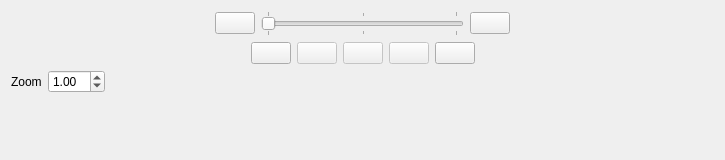
jonathanHuwP/CrystalGrowthTracker, file resources/designer_ui/cgtvideocontrols.ui: the form before one commit.
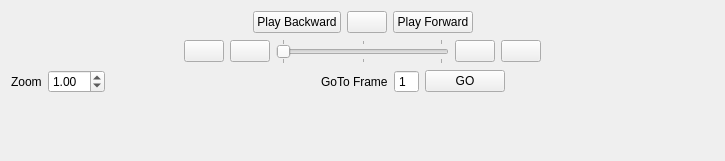
The form after the commit.

Commit message: play reverse working

```diff
--- a/resources/designer_ui/cgtvideocontrols.ui
+++ b/resources/designer_ui/cgtvideocontrols.ui
@@ -7,13 +7,73 @@
     <x>0</x>
     <y>0</y>
     <width>725</width>
-    <height>160</height>
+    <height>161</height>
    </rect>
   </property>
   <property name="windowTitle">
    <string>CGTVideoControls</string>
   </property>
   <layout class="QVBoxLayout" name="verticalLayout">
+   <item>
+    <layout class="QHBoxLayout" name="horizontalLayout_2">
+     <item>
+      <spacer name="horizontalSpacer_3">
+       <property name="orientation">
+        <enum>Qt::Horizontal</enum>
+       </property>
+       <property name="sizeHint" stdset="0">
+        <size>
+         <width>40</width>
+         <height>20</height>
+        </size>
+       </property>
+      </spacer>
+     </item>
+     <item>
+      <widget class="QPushButton" name="_backwardButton">
+       <property name="toolTip">
+        <string>Play video backwards.</string>
+       </property>
+       <property name="text">
+        <string>Play Backward</string>
+       </property>
+      </widget>
+     </item>
+     <item>
+      <widget class="QPushButton" name="_pauseButton">
+       <property name="toolTip">
+        <string>Pause play back.</string>
+       </property>
+       <property name="text">
+        <string/>
+       </property>
+      </widget>
+     </item>
+     <item>
+      <widget class="QPushButton" name="_forwardButton">
+       <property name="toolTip">
+        <string>Play video forwards.</string>
+       </property>
+       <property name="text">
+        <string>Play Forward</string>
+       </property>
+      </widget>
+     </item>
+     <item>
+      <spacer name="horizontalSpacer_6">
+       <property name="orientation">
+        <enum>Qt::Horizontal</enum>
+       </property>
+       <property name="sizeHint" stdset="0">
+        <size>
+         <width>40</width>
+         <height>20</height>
+        </size>
+       </property>
+      </spacer>
+     </item>
+    </layout>
+   </item>
    <item>
     <layout class="QHBoxLayout" name="horizontalLayout">
      <item>
@@ -29,6 +89,16 @@
        </property>
       </spacer>
      </item>
+     <item>
+      <widget class="QPushButton" name="_firstFrameButton">
+       <property name="toolTip">
+        <string>Jump to first frame of video.</string>
+       </property>
+       <property name="text">
+        <string/>
+       </property>
+      </widget>
+     </item>
      <item>
       <widget class="QPushButton" name="_stepDownButton">
        <property name="toolTip">
@@ -75,76 +145,6 @@
       </widget>
      </item>
      <item>
-      <spacer name="horizontalSpacer_5">
-       <property name="orientation">
-        <enum>Qt::Horizontal</enum>
-       </property>
-       <property name="sizeHint" stdset="0">
-        <size>
-         <width>40</width>
-         <height>20</height>
-        </size>
-       </property>
-      </spacer>
-     </item>
-    </layout>
-   </item>
-   <item>
-    <layout class="QHBoxLayout" name="horizontalLayout_2">
-     <item>
-      <spacer name="horizontalSpacer_2">
-       <property name="orientation">
-        <enum>Qt::Horizontal</enum>
-       </property>
-       <property name="sizeHint" stdset="0">
-        <size>
-         <width>40</width>
-         <height>20</height>
-        </size>
-       </property>
-      </spacer>
-     </item>
-     <item>
-      <widget class="QPushButton" name="_firstFrameButton">
-       <property name="toolTip">
-        <string>Jump to first frame of video.</string>
-       </property>
-       <property name="text">
-        <string/>
-       </property>
-      </widget>
-     </item>
-     <item>
-      <widget class="QPushButton" name="_reverseButton">
-       <property name="enabled">
-        <bool>false</bool>
-       </property>
-       <property name="text">
-        <string/>
-       </property>
-      </widget>
-     </item>
-     <item>
-      <widget class="QPushButton" name="_startStopButton">
-       <property name="enabled">
-        <bool>false</bool>
-       </property>
-       <property name="text">
-        <string/>
-       </property>
-      </widget>
-     </item>
-     <item>
-      <widget class="QPushButton" name="_forwardButton">
-       <property name="enabled">
-        <bool>false</bool>
-       </property>
-       <property name="text">
-        <string/>
-       </property>
-      </widget>
-     </item>
-     <item>
       <widget class="QPushButton" name="_lastFrameButton">
        <property name="toolTip">
         <string>Jump to last frame of video.</string>
@@ -155,7 +155,7 @@
       </widget>
      </item>
      <item>
-      <spacer name="horizontalSpacer_3">
+      <spacer name="horizontalSpacer_5">
        <property name="orientation">
         <enum>Qt::Horizontal</enum>
        </property>
@@ -194,6 +194,49 @@
        </property>
       </widget>
      </item>
+     <item>
+      <spacer name="horizontalSpacer_2">
+       <property name="orientation">
+        <enum>Qt::Horizontal</enum>
+       </property>
+       <property name="sizeHint" stdset="0">
+        <size>
+         <width>40</width>
+         <height>20</height>
+        </size>
+       </property>
+      </spacer>
+     </item>
+     <item>
+      <widget class="QLabel" name="label">
+       <property name="text">
+        <string>GoTo Frame</string>
+       </property>
+      </widget>
+     </item>
+     <item>
+      <widget class="QSpinBox" name="_gotoSpinBox">
+       <property name="toolTip">
+        <string>Frame number for jump.</string>
+       </property>
+       <property name="buttonSymbols">
+        <enum>QAbstractSpinBox::NoButtons</enum>
+       </property>
+       <property name="minimum">
+        <number>1</number>
+       </property>
+      </widget>
+     </item>
+     <item>
+      <widget class="QPushButton" name="_goToButton">
+       <property name="toolTip">
+        <string>Jump to frame nuber.</string>
+       </property>
+       <property name="text">
+        <string>GO</string>
+       </property>
+      </widget>
+     </item>
      <item>
       <spacer name="horizontalSpacer">
        <property name="orientation">
```
Left out of the diff: 44 changed lines with no effect on the pictures. The commit also changes 4 other files.
